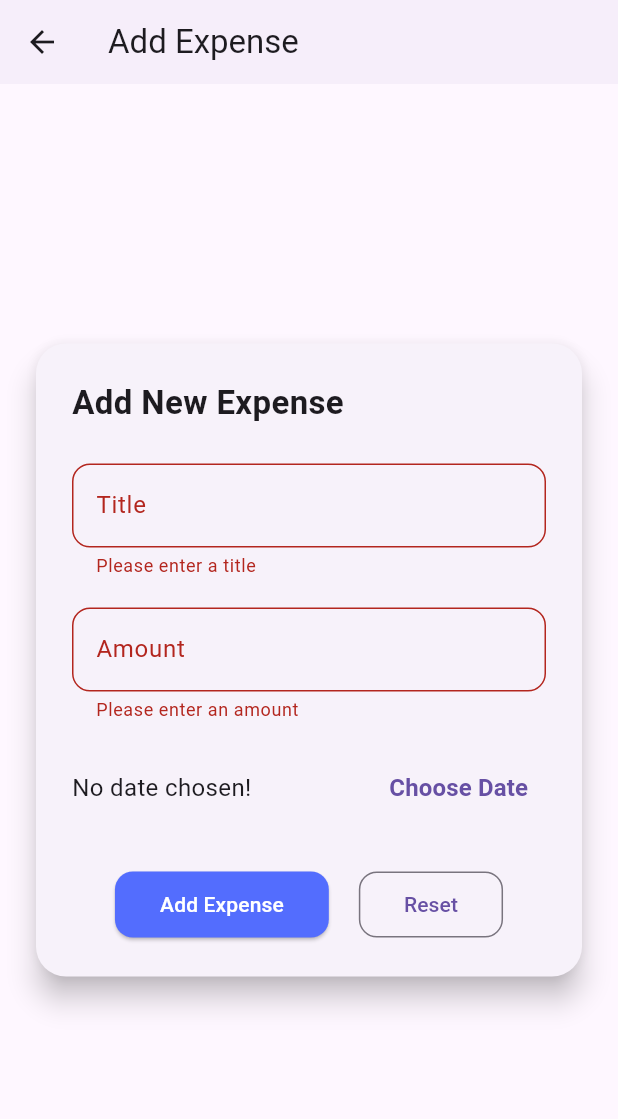
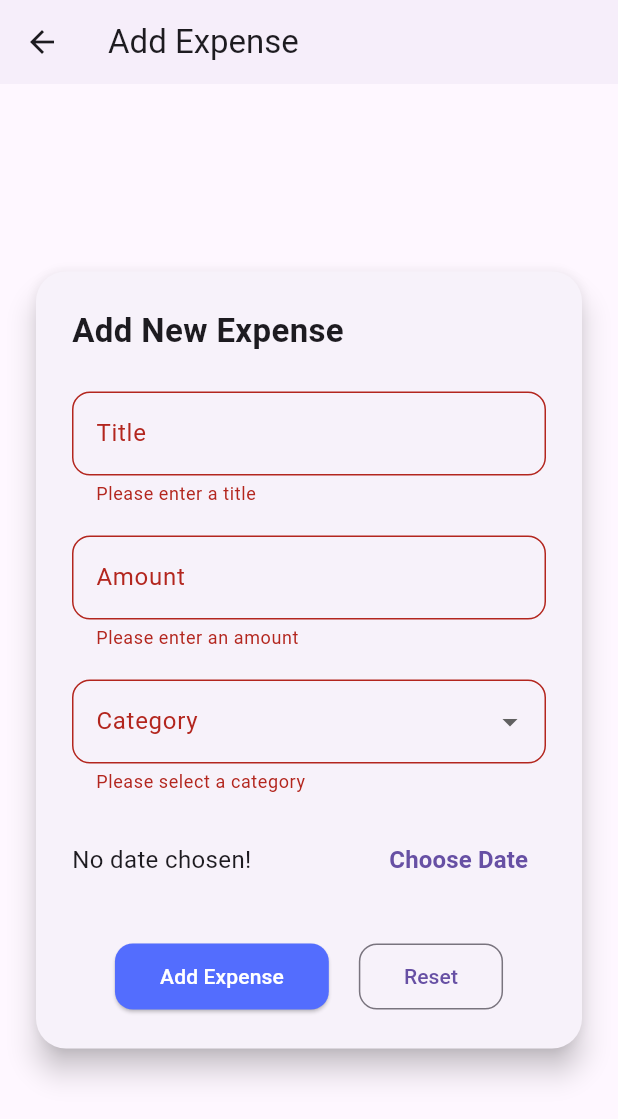
Before and after one commit to Johnvilin-Sibina/Expense-Tracker, a Flutter app: the AddExpenseScreen screen opened by its route, after a tap on "Add Expense", on a phone screen of 412 x 824 dp. Shown: the top 1119 px of the screen. Run offline on Flutter 3.47's test engine with Material 3 defaults, Android fonts, the phone set to English and light mode, and no system bars; our stand-ins replace hive, hive_flutter; accounts and stored records are empty.

Commit message:
Feat: Added category dropdown.

```diff
--- a/lib/models/expense_model.dart
+++ b/lib/models/expense_model.dart
@@ -10,6 +10,8 @@ class ExpenseModel extends HiveObject {
   final double amount;
   @HiveField(2)
   final DateTime date;
+  @HiveField(3)
+  final String category;
 
-  ExpenseModel({required this.title, required this.amount, required this.date});
+  ExpenseModel({required this.title, required this.amount, required this.date, required this.category});
 }
--- a/lib/screens/add_expense_screen.dart
+++ b/lib/screens/add_expense_screen.dart
@@ -9,6 +9,18 @@ class AddExpenseScreen extends StatefulWidget {
 }
 
 class _AddExpenseScreenState extends State<AddExpenseScreen> {
+  final List<String> _categories = [
+    "Food",
+    "Travel",
+    "Shopping",
+    "Bills",
+    "Health",
+    "Entertainment",
+    "Other",
+  ];
+
+  String? _selectedCategory;
+
   final _titleController = TextEditingController();
   final _amountController = TextEditingController();
   DateTime? _selectedDate;
@@ -31,7 +43,7 @@ class _AddExpenseScreenState extends State<AddExpenseScreen> {
   }
 
   void submitForm() {
-    if ((_formKey.currentState?.validate() ?? false) && _selectedDate != null) {
+    if ((_formKey.currentState?.validate() ?? false) && _selectedDate != null && _selectedCategory != null) {
       final enteredTitle = _titleController.text;
       final enteredAmount = double.parse(_amountController.text);
 
@@ -39,6 +51,7 @@ class _AddExpenseScreenState extends State<AddExpenseScreen> {
         title: enteredTitle,
         amount: enteredAmount,
         date: _selectedDate!,
+        category: _selectedCategory!,
       );
       Navigator.pop(context, newExpense);
     }
@@ -50,20 +63,18 @@ class _AddExpenseScreenState extends State<AddExpenseScreen> {
     _amountController.clear();
     setState(() {
       _selectedDate = null;
+      _selectedCategory = null;
     });
   }
 
   @override
   Widget build(BuildContext context) {
     return Scaffold(
-      appBar: AppBar(
-        title: const Text("Add Expense"),
-        elevation: 1,
-      ),
+      appBar: AppBar(title: const Text("Add Expense"), elevation: 1),
 
       body: Center(
         child: Container(
-          width: 450, // Good width for web & mobile
+          width: 450,
           padding: const EdgeInsets.all(20),
 
           child: Card(
@@ -138,7 +149,33 @@ class _AddExpenseScreenState extends State<AddExpenseScreen> {
 
                     const SizedBox(height: 20),
 
-                    // DATE PICKER ROW
+                    // Category Dropdown
+                    DropdownButtonFormField<String>(
+                      decoration: InputDecoration(
+                        labelText: "Category",
+                        border: OutlineInputBorder(
+                          borderRadius: BorderRadius.circular(12),
+                        ),
+                      ),
+                      initialValue: _selectedCategory,
+                      items: _categories.map((cat) {
+                        return DropdownMenuItem(value: cat, child: Text(cat));
+                      }).toList(),
+                      onChanged: (value) {
+                        setState(() {
+                          _selectedCategory = value;
+                        });
+                      },
+                      validator: (value) {
+                        if (value == null || value.isEmpty) {
+                          return "Please select a category";
+                        }
+                        return null;
+                      },
+                    ),
+                    SizedBox(height: 20),
+
+                    // Date Picker
                     Row(
                       mainAxisAlignment: MainAxisAlignment.spaceBetween,
                       children: [
@@ -163,7 +200,7 @@ class _AddExpenseScreenState extends State<AddExpenseScreen> {
 
                     const SizedBox(height: 30),
 
-                    // BUTTONS ROW
+                    // Buttons
                     Row(
                       mainAxisAlignment: MainAxisAlignment.center,
                       children: [
@@ -199,7 +236,7 @@ class _AddExpenseScreenState extends State<AddExpenseScreen> {
                           child: const Text("Reset"),
                         ),
                       ],
-                    )
+                    ),
                   ],
                 ),
               ),
```
Also changed, not shown: lib/screens/home_screen.dart (+5 -76 lines), lib/models/expense_model.g.dart.
